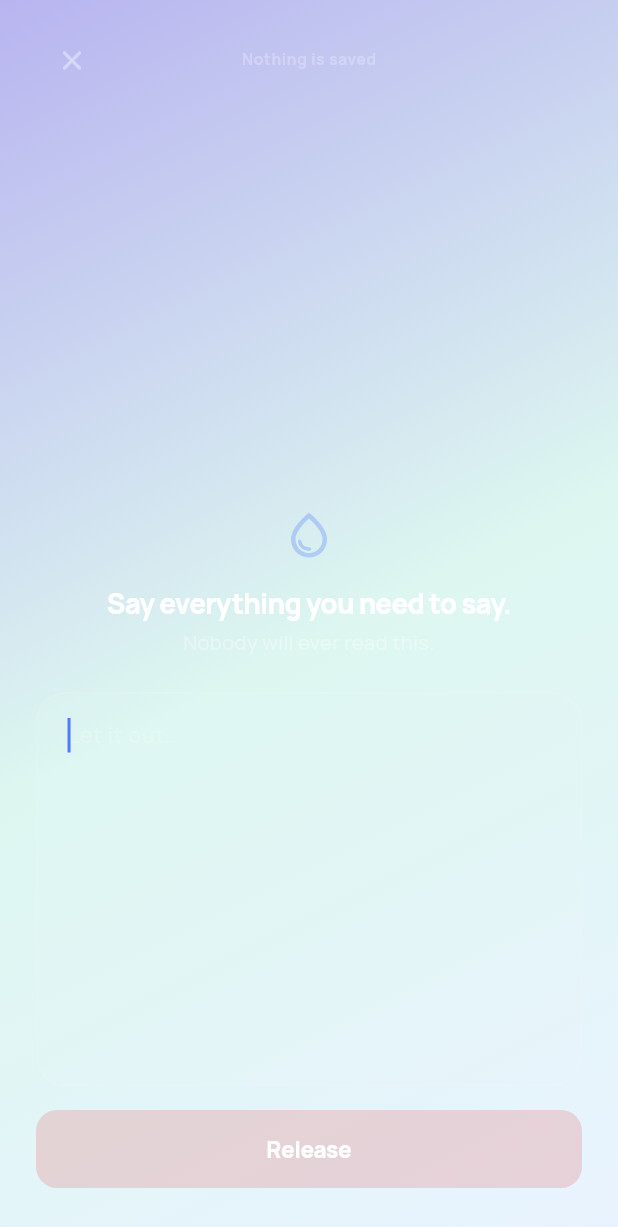
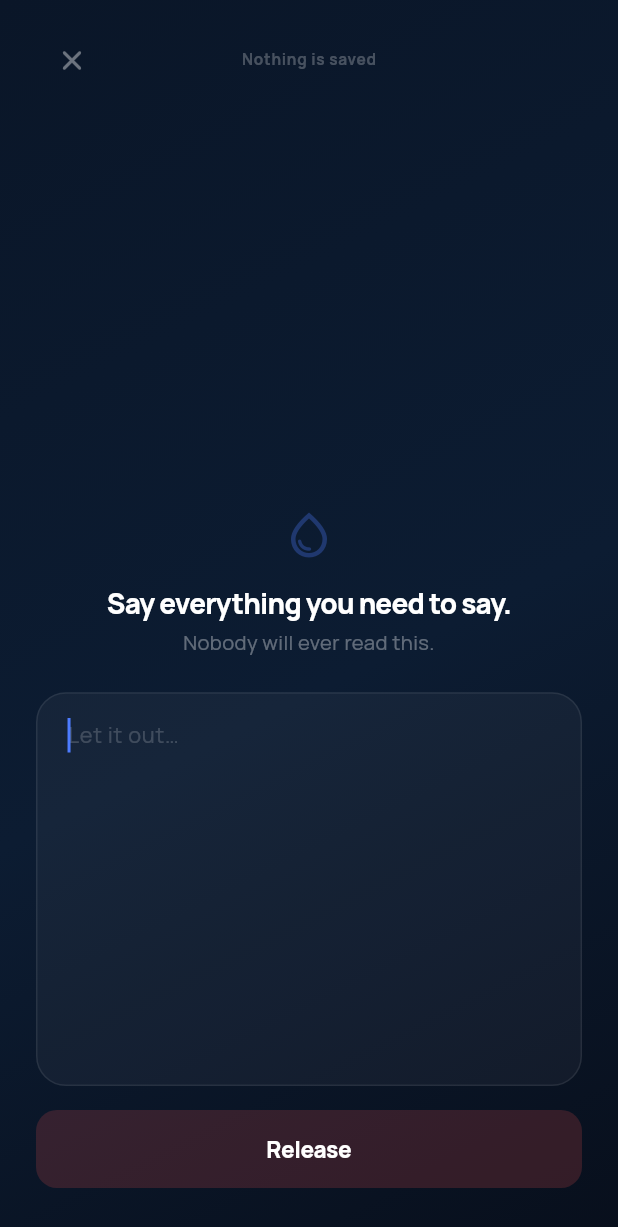
Before and after one commit to Keithfa007/mindcore_ai, a Flutter app: the PressureValveScreen screen opened by its route, on a phone screen of 412 x 824 dp. Shown: the top 1227 px of the screen. Run offline on Flutter 3.47's test engine with Material 3 defaults, Android fonts, the phone set to English and light mode, and no system bars; our stand-ins replace audioplayers, cloud_firestore, firebase_auth, firebase_core, firebase_messaging, firebase_storage and 14 more; accounts and stored records are empty.

Commit message:
Update pressure_valve_screen.dart

```diff
--- a/lib/pages/pressure_valve_screen.dart
+++ b/lib/pages/pressure_valve_screen.dart
@@ -157,8 +157,12 @@
     final tt = Theme.of(context).textTheme;
     final bottomInset = MediaQuery.of(context).viewInsets.bottom;
 
-    return Scaffold(
-      backgroundColor: Colors.transparent,
+    return Theme(
+      data: ThemeData.dark().copyWith(
+        scaffoldBackgroundColor: Colors.transparent,
+      ),
+      child: Scaffold(
+        backgroundColor: Colors.transparent,
       body: AnimatedBackdrop(
         child: SafeArea(
           child: Padding(
@@ -199,6 +203,7 @@
           ),
         ),
       ),
+    ),
     );
   }
 
```
